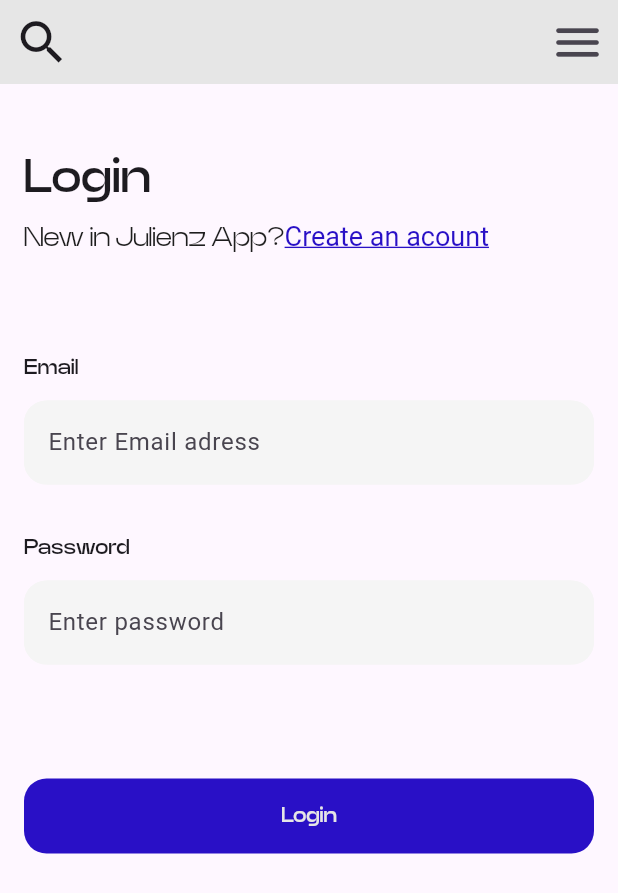
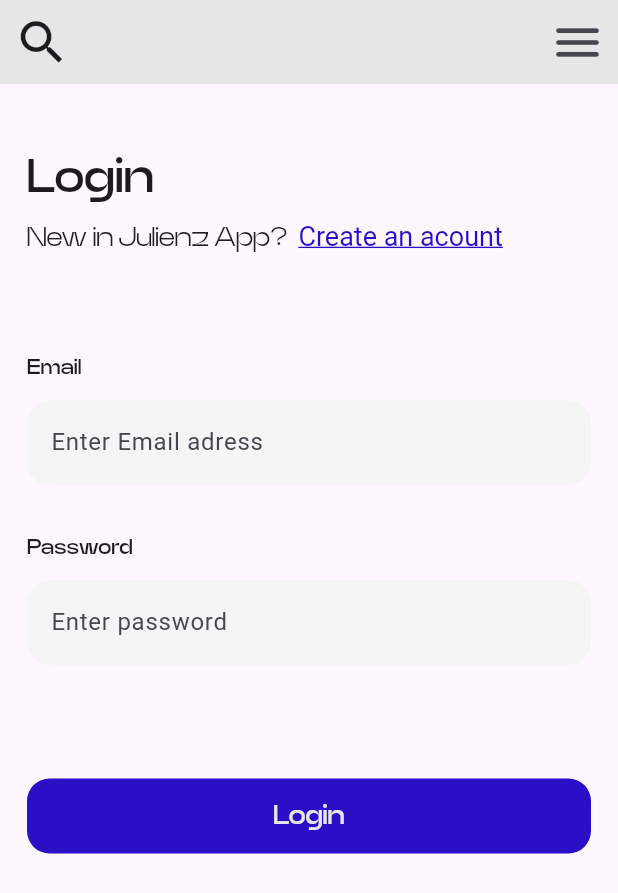
Before and after one commit to ju-lienz/login-app, a Flutter app: the screen it shows after launch, on a phone screen of 412 x 824 dp. Shown: the top 893 px of the screen. Run offline on Flutter 3.47's test engine with Material 2 defaults, Android fonts, the phone set to English and light mode, and no system bars.

Commit message:
modify texts

```diff
--- a/lib/main.dart
+++ b/lib/main.dart
@@ -12,7 +12,7 @@ class MyApp extends StatelessWidget {
   @override
   Widget build(BuildContext context) {
     return MaterialApp(
-      title: 'Flutter Demo',
+      title: 'Julienz App',
       debugShowCheckedModeBanner: false,
       theme: ThemeData(
         useMaterial3: true,
@@ -37,7 +37,7 @@ class _MyHomePageState extends State<MyHomePage> {
     return const Scaffold(
       appBar: BuildAppBar(),
       body: Padding(
-        padding: EdgeInsets.symmetric(horizontal: 16.0),
+        padding: EdgeInsets.symmetric(horizontal: 18.0),
         child: BuildBody(),
       ),
     );
--- a/lib/screens/home.dart
+++ b/lib/screens/home.dart
@@ -27,7 +27,7 @@ class _BuildBodyState extends State<BuildBody> {
               text: 'Login',
             ),
             SecondaryText(
-                firstText: 'New in Julienz App?', // Primer fragmento de texto
+                firstText: 'New in Julienz App?  ', // Primer fragmento de texto
                 hyperlinkText:
                     'Create an acount', // Segundo fragmento de texto (hipervínculo)
                 fontSize: 18),
--- a/lib/widgets/principal_button.dart
+++ b/lib/widgets/principal_button.dart
@@ -25,7 +25,8 @@ class PrincipalButton extends StatelessWidget {
           style: TextStyle(
               color: whiteColor,
               fontFamily: 'Neue Power',
-              fontWeight: FontWeight.w600),
+              fontWeight: FontWeight.w600,
+              fontSize: 18),
         ),
       ),
     );
```
